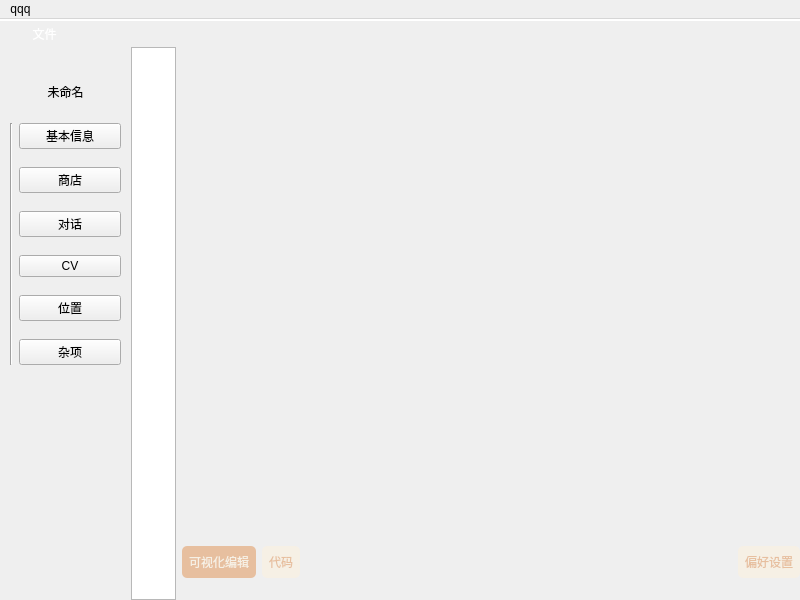
Before: the Qt Designer form Visual Editor/NPC-Handler/mainwindow.ui in Marcus-P-114514/Genshin-Impact-BWiKi-NPC-Editor, drawn with Qt 5.
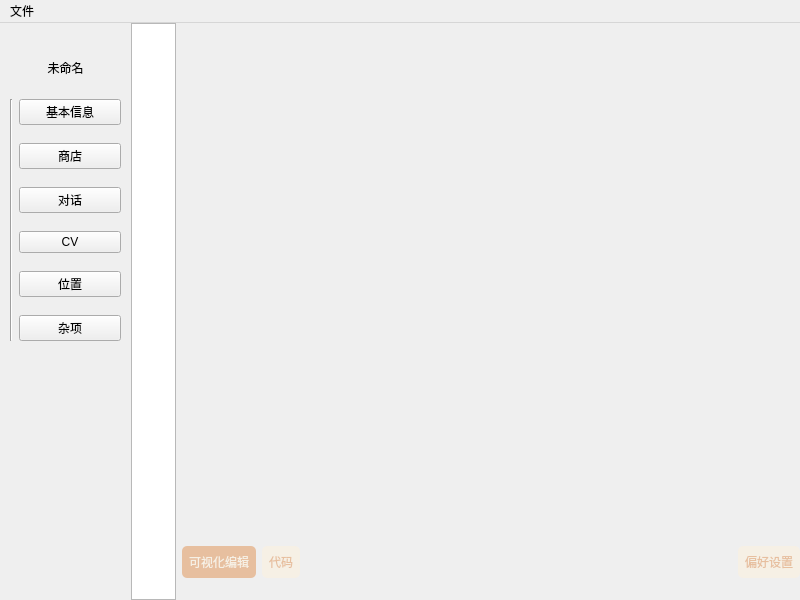
After: the same form once the commit is applied.

Patch:
```diff
--- a/Visual Editor/NPC-Handler/mainwindow.ui
+++ b/Visual Editor/NPC-Handler/mainwindow.ui
@@ -11,7 +11,7 @@
    </rect>
   </property>
   <property name="windowTitle">
-   <string>原神 BWIKI NPC图鉴第三方编辑器 REL 1.4.4 A</string>
+   <string>原神 BWIKI NPC图鉴第三方编辑器 REL 1.4.5 B</string>
   </property>
   <widget class="QWidget" name="centralwidget">
    <property name="sizePolicy">
@@ -38,7 +38,7 @@
       <property name="verticalSpacing">
        <number>0</number>
       </property>
-      <item row="3" column="0">
+      <item row="1" column="0">
        <widget class="QStackedWidget" name="project_tree">
         <property name="maximumSize">
          <size>
@@ -146,35 +146,7 @@
         <widget class="QWidget" name="page_4"/>
        </widget>
       </item>
-      <item row="3" column="1" rowspan="2">
-       <widget class="QGraphicsView" name="toolbar_shade">
-        <property name="sizePolicy">
-         <sizepolicy hsizetype="Fixed" vsizetype="Expanding">
-          <horstretch>15</horstretch>
-          <verstretch>0</verstretch>
-         </sizepolicy>
-        </property>
-        <property name="maximumSize">
-         <size>
-          <width>45</width>
-          <height>16777215</height>
-         </size>
-        </property>
-        <property name="autoFillBackground">
-         <bool>true</bool>
-        </property>
-        <property name="styleSheet">
-         <string notr="true"/>
-        </property>
-        <property name="lineWidth">
-         <number>0</number>
-        </property>
-        <property name="optimizationFlags">
-         <set>QGraphicsView::DontAdjustForAntialiasing</set>
-        </property>
-       </widget>
-      </item>
-      <item row="3" column="2">
+      <item row="1" column="2">
        <widget class="QStackedWidget" name="working_area">
         <property name="currentIndex">
          <number>1</number>
@@ -206,12 +178,18 @@
         <widget class="QWidget" name="page_6"/>
        </widget>
       </item>
-      <item row="1" column="0" colspan="3">
-       <widget class="QStackedWidget" name="topbar">
+      <item row="1" column="1" rowspan="2">
+       <widget class="QGraphicsView" name="toolbar_shade">
+        <property name="sizePolicy">
+         <sizepolicy hsizetype="Fixed" vsizetype="Expanding">
+          <horstretch>15</horstretch>
+          <verstretch>0</verstretch>
+         </sizepolicy>
+        </property>
         <property name="maximumSize">
          <size>
-          <width>16777215</width>
-          <height>25</height>
+          <width>45</width>
+          <height>16777215</height>
          </size>
         </property>
         <property name="autoFillBackground">
@@ -220,32 +198,15 @@
         <property name="styleSheet">
          <string notr="true"/>
         </property>
-        <widget class="QWidget" name="page_7">
-         <widget class="QPushButton" name="pushButton">
-          <property name="geometry">
-           <rect>
-            <x>0</x>
-            <y>0</y>
-            <width>89</width>
-            <height>24</height>
-           </rect>
-          </property>
-          <property name="styleSheet">
-           <string notr="true">color: rgb(255, 255, 255);
-font: 87 9pt &quot;Source Han Serif SC Heavy&quot;;</string>
-          </property>
-          <property name="text">
-           <string>文件</string>
-          </property>
-          <property name="flat">
-           <bool>true</bool>
-          </property>
-         </widget>
-        </widget>
-        <widget class="QWidget" name="page_8"/>
+        <property name="lineWidth">
+         <number>0</number>
+        </property>
+        <property name="optimizationFlags">
+         <set>QGraphicsView::DontAdjustForAntialiasing</set>
+        </property>
        </widget>
       </item>
-      <item row="4" column="2">
+      <item row="2" column="2">
        <widget class="QStackedWidget" name="editor_selecter">
         <property name="sizePolicy">
          <sizepolicy hsizetype="Minimum" vsizetype="Preferred">
@@ -421,22 +382,6 @@
         </widget>
        </widget>
       </item>
-      <item row="0" column="0" colspan="3">
-       <widget class="Line" name="line">
-        <property name="styleSheet">
-         <string notr="true">color: rgb(255, 255, 255);</string>
-        </property>
-        <property name="frameShadow">
-         <enum>QFrame::Plain</enum>
-        </property>
-        <property name="lineWidth">
-         <number>2</number>
-        </property>
-        <property name="orientation">
-         <enum>Qt::Horizontal</enum>
-        </property>
-       </widget>
-      </item>
      </layout>
     </item>
    </layout>
@@ -447,12 +392,12 @@
      <x>0</x>
      <y>0</y>
      <width>800</width>
-     <height>22</height>
+     <height>25</height>
     </rect>
    </property>
    <widget class="QMenu" name="menuqqq">
     <property name="title">
-     <string>qqq</string>
+     <string>文件</string>
     </property>
     <addaction name="actionccc_2"/>
    </widget>
```
